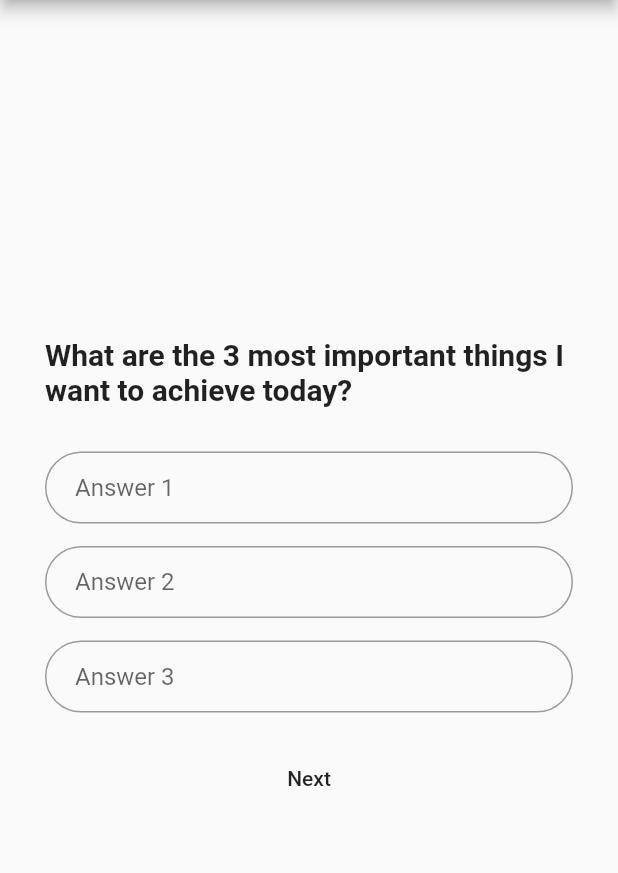
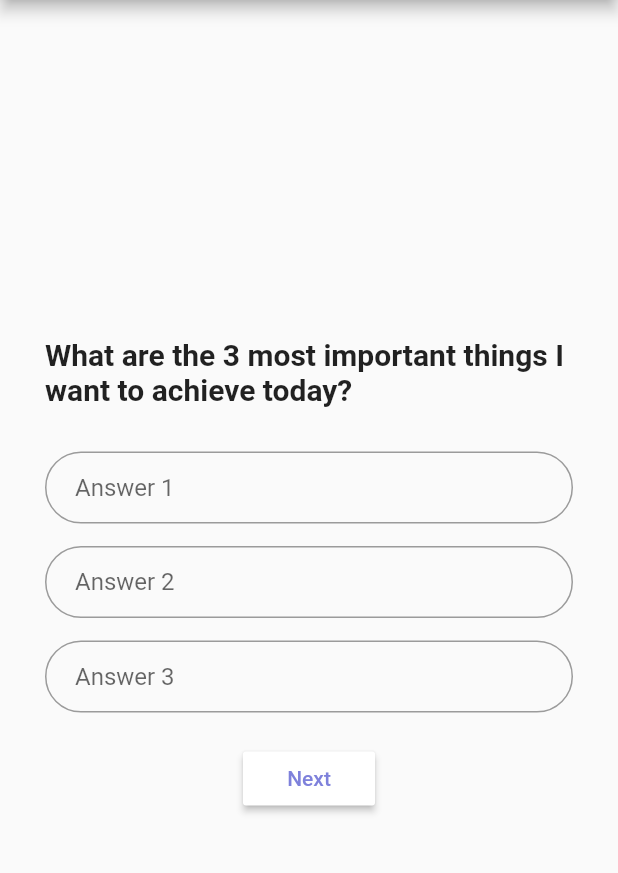
Before and after one commit to DarylvdBerg/my_journaling, a Flutter app: the screen it shows once a user with an empty profile is signed in, after a tap on the "add" icon, on a phone screen of 412 x 824 dp, the part 84-957 px from its top. Run offline on Flutter 3.47's test engine with Material 2 defaults, Android fonts, the phone set to English and light mode, and no system bars; our stand-ins replace cloud_firestore, email_validator, firebase_auth, flutter_local_notifications, shared_preferences; accounts and stored records are empty.

Commit message:
Some more styling Fixed overflow on journal list Created comments for service methods

```diff
--- a/lib/screens/home_view.dart
+++ b/lib/screens/home_view.dart
@@ -68,7 +68,7 @@ class _HomeViewState extends State<HomeView> {
         child: Column(
           children: <Widget>[
             JournalCounter(),
-            JournalFutureBuilder()
+            Expanded(child: JournalFutureBuilder())
           ],
         ),
       ),
--- a/lib/services/auth.dart
+++ b/lib/services/auth.dart
@@ -43,6 +43,7 @@ class AuthService {
     }
   }
 
+  /// Get user stream from firebase
   Stream<User> get user {
     return _auth.onAuthStateChanged
         .map(_createUserFromFirebaseUser);
@@ -57,6 +58,7 @@ class AuthService {
     user.updateProfile(updateInfo);
   }
 
+  /// Create user document
   void _createUserDocument(String uid) {
     Firestore.instance.collection('users').document(uid).setData({});
   }
--- a/lib/services/journal.dart
+++ b/lib/services/journal.dart
@@ -12,20 +12,23 @@ class JournalService {
   void createNewJournalItem(Journal journal) {
     print(AuthService.currentUser.uid);
     try {
-      DocumentReference ref = _getUserPath()
-          .collection(Strings.JOURNALS).document();
-      journal.uid = ref.documentID;
+      for(int i = 0; i < 20; i++) {
+        DocumentReference ref = _getUserPath()
+            .collection(Strings.JOURNALS).document();
+        journal.uid = ref.documentID;
 
-      ref.setData(journal.toJson());
+        ref.setData(journal.toJson());
+      }
     } catch(e) {
       print(e);
     }
   }
 
   /// Get all journal items from the logged in user
+  /// Order journals on date.
   Future<List<Journal>> getJournals() async{
     try {
-      QuerySnapshot snapshot =  await _getUserPath().collection(Strings.JOURNALS).getDocuments();
+      QuerySnapshot snapshot =  await _getUserPath().collection(Strings.JOURNALS).orderBy('date', descending: true).getDocuments();
       List<Journal> journals = new List();
 
       journals = snapshot.documents.map((j) => Journal.fromJson(j.data)).toList();
@@ -37,6 +40,7 @@ class JournalService {
     return null;
   }
 
+  /// Get total or user journals to show on main screen
   Future<int> getUserTotalJournals() async{
     QuerySnapshot snapshot = await _getUserPath().collection(Strings.JOURNALS).getDocuments();
     List<DocumentSnapshot> docs = snapshot.documents;
--- a/lib/widgets/journal_list.dart
+++ b/lib/widgets/journal_list.dart
@@ -11,7 +11,12 @@ class JournalList extends StatelessWidget {
 
   @override
   Widget build(BuildContext context) {
-    return ListView.builder(
+    return Theme(
+      data: Theme.of(context).copyWith(
+        accentColor: AppColor.ACCENTCOLOR,
+      ),
+      child: ListView.builder(
+        addAutomaticKeepAlives: false,
         scrollDirection: Axis.vertical,
         shrinkWrap: true,
         itemCount: journals.length,
@@ -19,16 +24,29 @@ class JournalList extends StatelessWidget {
           return Container(
             child: Card(
               child: ListTile(
-              leading: Icon(Icons.library_books, color: AppColor.ACCENTCOLOR,),
-              title: Text(TimestampConverter.getDayFromTimestamp(journals[index].date)),
-              subtitle: Text(TimestampConverter.getFullDateFromTimestamp(journals[index].date)),
+                leading: Icon(
+                  Icons.library_books,
+                  color: AppColor.ACCENTCOLOR,
+                ),
+                title: Text(TimestampConverter.getDayFromTimestamp(
+                    journals[index].date)),
+                subtitle: Text(TimestampConverter.getFullDateFromTimestamp(
+                    journals[index].date)),
                 onTap: () {
-                Navigator.push(context, MaterialPageRoute(builder: (context) => JournalDetailsView(journal: journals[index],)));
-              },
-            )
+                  Navigator.push(
+                    context,
+                    MaterialPageRoute(
+                      builder: (context) => JournalDetailsView(
+                        journal: journals[index],
+                      ),
                     ),
                   );
                 },
+              ),
+            ),
+          );
+        },
+      ),
     );
   }
 }
--- a/lib/widgets/journal_questions.dart
+++ b/lib/widgets/journal_questions.dart
@@ -1,4 +1,5 @@
 import 'package:flutter/material.dart';
+import 'package:my_journaling/util/app_colors.dart';
 import 'package:my_journaling/widgets/question_textfield.dart';
 
 class JournalQuestions extends StatelessWidget {
@@ -42,9 +43,10 @@ class JournalQuestions extends StatelessWidget {
             controller: anwser3,
           ),
           SizedBox(height: 20,),
-          FlatButton(
+          RaisedButton(
+            color: Colors.white,
             onPressed: () => nextQuestion(anwser1.text, anwser2.text, anwser3.text),
-            child: Text("Next"),
+            child: Text("Next", style: TextStyle(color: AppColor.ACCENTCOLOR),),
           ),
         ],
       ),
--- a/lib/widgets/question_textfield.dart
+++ b/lib/widgets/question_textfield.dart
@@ -1,4 +1,5 @@
 import 'package:flutter/material.dart';
+import 'package:my_journaling/util/app_colors.dart';
 
 class QuestionTextField extends StatefulWidget {
   final TextEditingController controller;
@@ -19,9 +20,15 @@ class _QuestionTextFieldState extends State<QuestionTextField> {
         hintText: widget.textHint,
         contentPadding: EdgeInsets.fromLTRB(20.0, 10.0, 20.0, 10.0),
         border: OutlineInputBorder(
-            borderRadius: BorderRadius.circular(32.0)
+          borderRadius: BorderRadius.circular(32.0),
+        ),
+        focusedBorder: OutlineInputBorder(
+          borderSide: BorderSide(
+            color: AppColor.ACCENTCOLOR
+          ),
         ),
       ),
+      cursorColor: AppColor.PRIMARYCOLOR,
     );
   }
 }
```
Also changed, not shown: lib/services/notification.dart (+5 -2 lines), lib/widgets/journal_content.dart (+18 -7 lines). Lines whose indentation alone changed are shown as unchanged.
